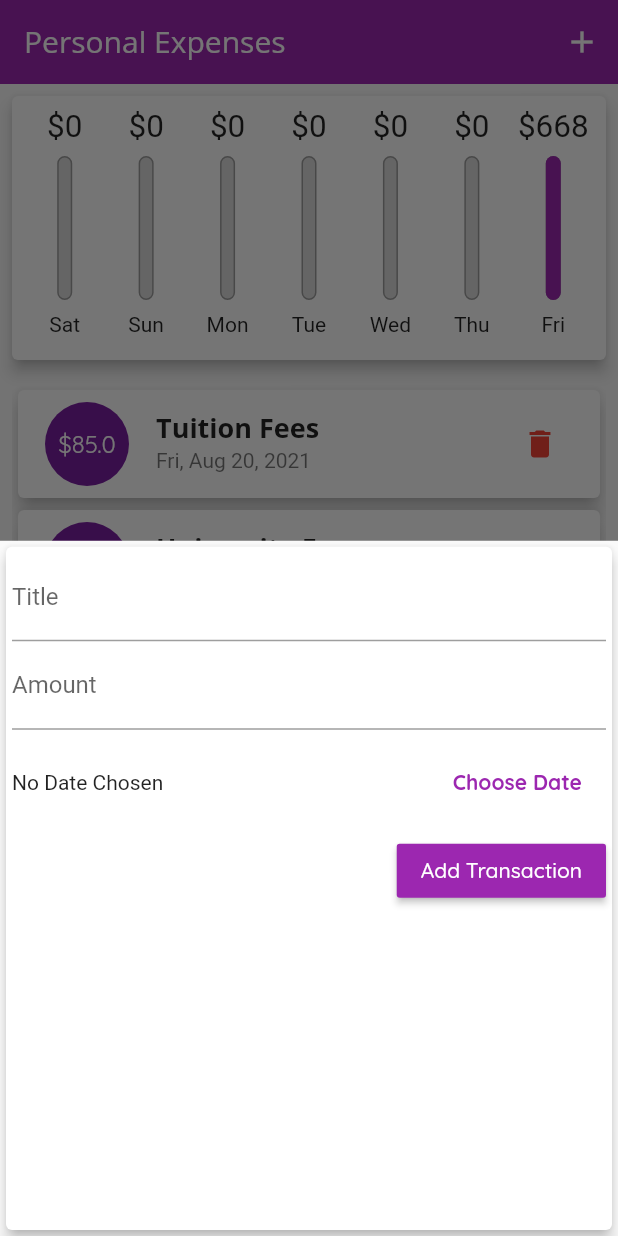
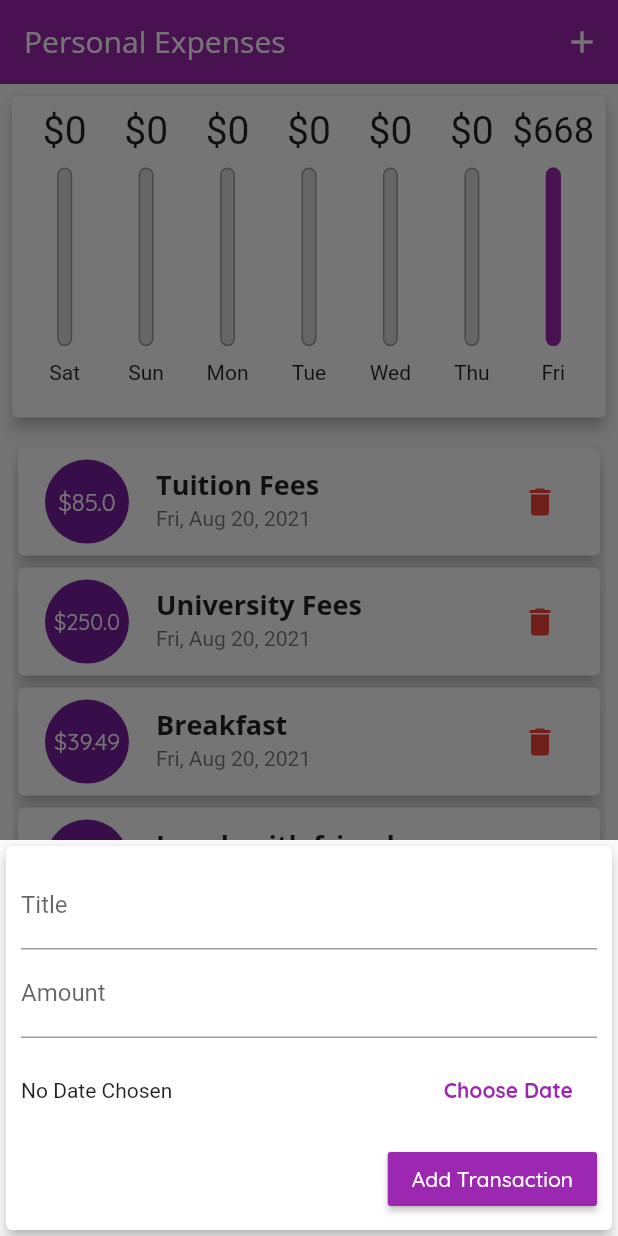
Before and after one commit to JahangirJadi/FlutterPersonalExpense, a Flutter app: the screen it shows after launch, after a tap on the "delete" icon, after a tap on the "add" icon, on a phone screen of 412 x 824 dp. Run offline on Flutter 3.47's test engine with Material 2 defaults, Android fonts, the phone set to English and light mode, and no system bars.

```diff
--- a/lib/main.dart
+++ b/lib/main.dart
@@ -99,6 +99,8 @@ class _MyHomePageState extends State<MyHomePage> {
     ),
   ];
 
+  bool _switchChart = false;
+
   List<Transaction> trans = [];
 
   List<Transaction> get _recentTransaction {
@@ -141,6 +143,9 @@ class _MyHomePageState extends State<MyHomePage> {
 
   @override
   Widget build(BuildContext context) {
+
+    final isLandscape = MediaQuery.of(context).orientation == Orientation.landscape;
+
     final appBar = AppBar(
       actions: [
         IconButton(
@@ -151,6 +156,15 @@ class _MyHomePageState extends State<MyHomePage> {
       ],
       title: Text("Personal Expenses"),
       elevation: 0,
+    );
+
+    final txListWidget = Container(
+      child: TransactionList(
+          _userTransaction, _deleteUserTransaction),
+      height: (MediaQuery.of(context).size.height -
+          appBar.preferredSize.height -
+          MediaQuery.of(context).padding.top) *
+          0.7,
     );
 
     return Scaffold(
@@ -164,21 +178,35 @@ class _MyHomePageState extends State<MyHomePage> {
         body: SingleChildScrollView(
           child: Column(
             children: [
-              Container(
+            if(isLandscape)  Row(
+                mainAxisAlignment: MainAxisAlignment.center,
+                children: [
+                  Text('Show Chart'),
+                  Switch(
+                      value: _switchChart,
+                      onChanged: (val) {
+                        setState(() {
+                          _switchChart = val;
+                        });
+                      }),
+                ],
+              ),
+           if(!isLandscape) Container(
              child: Chart(_recentTransaction),
              height: (MediaQuery.of(context).size.height -
                  appBar.preferredSize.height -
                  MediaQuery.of(context).padding.top) *
-                    0.25,
+                 0.3,
            ),
-              Container(
-                child:
-                    TransactionList(_userTransaction, _deleteUserTransaction),
+              if(!isLandscape) txListWidget,
+              if(isLandscape) _switchChart ? Container(
+                      child: Chart(_recentTransaction),
                       height: (MediaQuery.of(context).size.height -
                               appBar.preferredSize.height -
                               MediaQuery.of(context).padding.top) *
-                    0.75,
-              ),
+                          0.7,
+                    )
+                  : txListWidget
             ],
           ),
         ));
--- a/lib/widgets/new_transaction.dart
+++ b/lib/widgets/new_transaction.dart
@@ -51,10 +51,16 @@ class _NewTransactionState extends State<NewTransaction> {
 
   @override
   Widget build(BuildContext context) {
-    return Card(
+    return SingleChildScrollView(
+      child: Card(
         elevation: 4,
         child: Container(
-        padding: EdgeInsets.all(4),
+          padding: EdgeInsets.only(
+            top: 10,
+            left: 10,
+            right: 10,
+            bottom: MediaQuery.of(context).viewInsets.bottom + 10,
+          ),
           child: Column(
             crossAxisAlignment: CrossAxisAlignment.end,
             children: [
@@ -102,6 +108,7 @@ class _NewTransactionState extends State<NewTransaction> {
             ],
           ),
         ),
+      ),
     );
   }
 }
--- a/lib/widgets/transaction_list.dart
+++ b/lib/widgets/transaction_list.dart
@@ -17,7 +17,8 @@ class TransactionList extends StatelessWidget {
     return Container(
       margin: EdgeInsets.all(8),
       child: _userTransaction.isEmpty
-          ? Column(
+          ? LayoutBuilder(builder: (ctx,constraints){
+            return Column(
               mainAxisAlignment: MainAxisAlignment.center,
               children: [
                 Text(
@@ -32,10 +33,11 @@ class TransactionList extends StatelessWidget {
                     'assets/images/waiting.png',
                     fit: BoxFit.cover,
                   ),
-                  height: 200,
+                  height: constraints.maxHeight * 0.6,
                 )
               ],
-            )
+            );
+      })
           : ListView.builder(
               itemCount: _userTransaction.length,
               itemBuilder: (context, index) {
```
Also changed, not shown: lib/widgets/user_transaction.dart (+1 -54 lines). Lines whose indentation alone changed are shown as unchanged.
